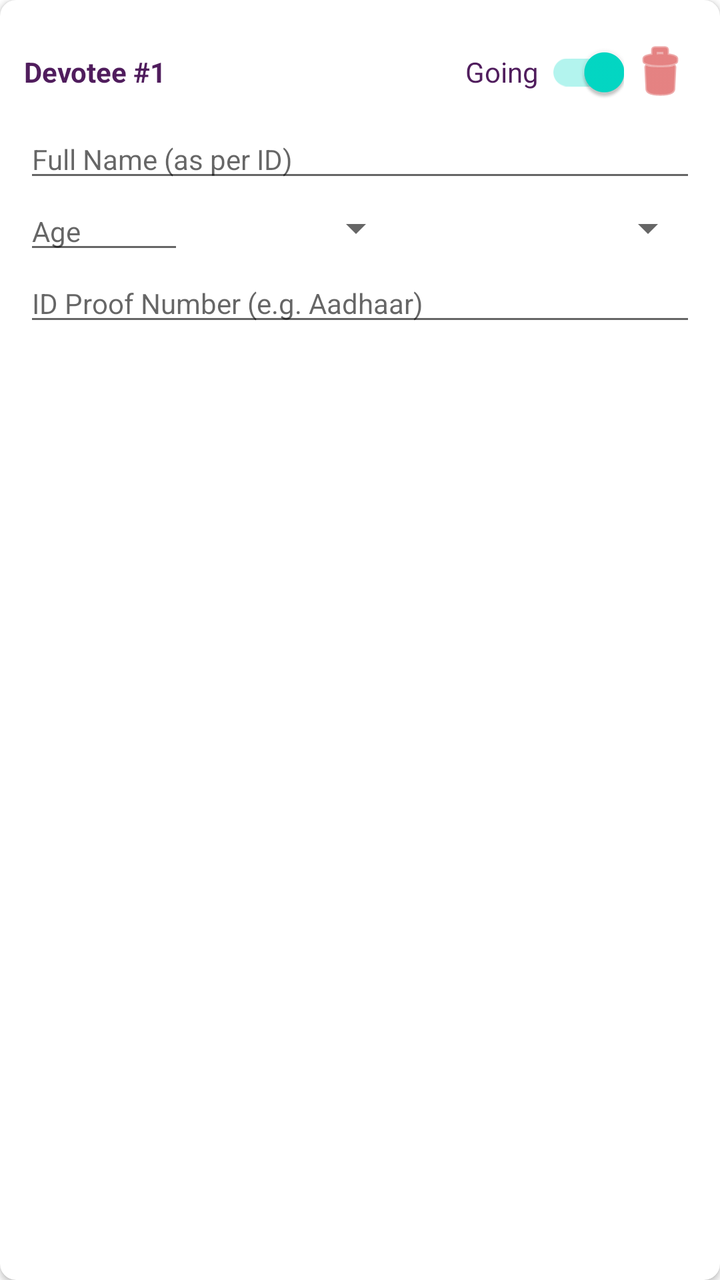
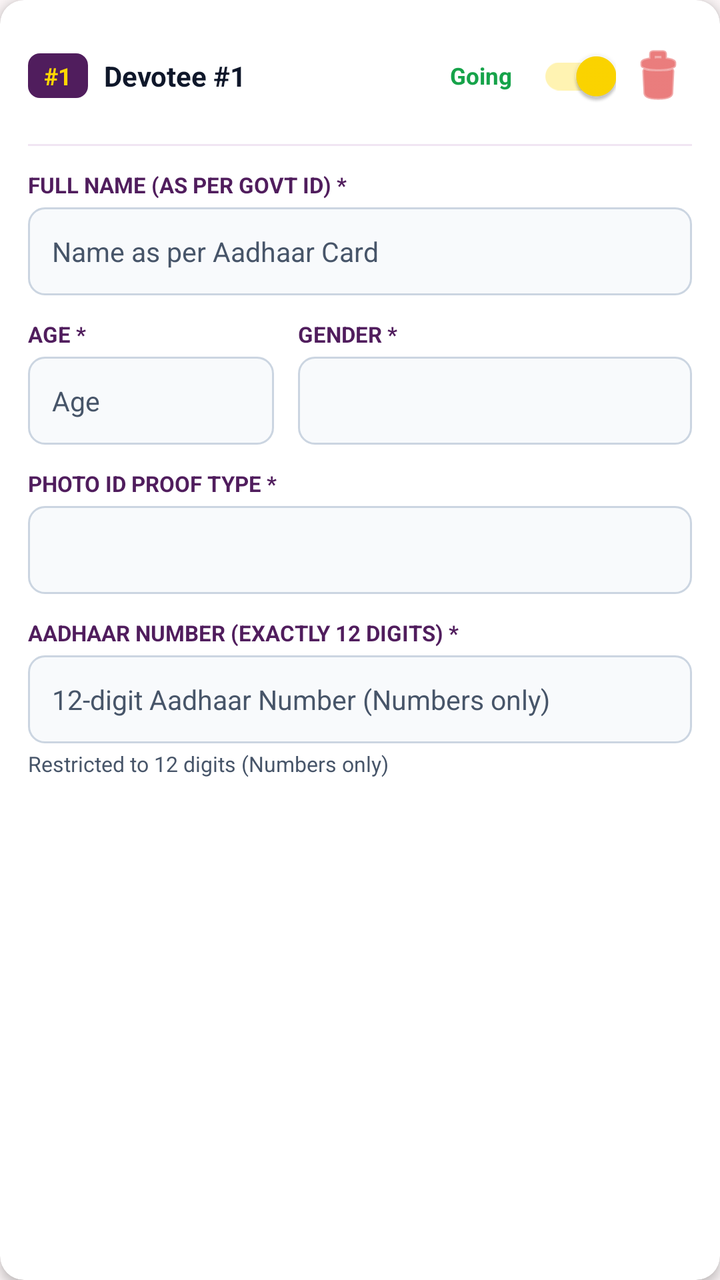

Screens rendered from an Android XML layout before and after an edit, with the pre-edit source and the edit as a unified diff.
<!-- AndroidManifest.xml: application theme Theme.TTDFastFill -->
<!-- res/layout/item_devotee_card.xml -->
<?xml version="1.0" encoding="utf-8"?>
<androidx.cardview.widget.CardView xmlns:android="http://schemas.android.com/apk/res/android"
    xmlns:app="http://schemas.android.com/apk/res-auto"
    android:layout_width="match_parent"
    android:layout_height="wrap_content"
    android:layout_marginBottom="12dp"
    app:cardCornerRadius="8dp"
    app:cardElevation="2dp">

    <LinearLayout
        android:layout_width="match_parent"
        android:layout_height="wrap_content"
        android:orientation="vertical"
        android:padding="12dp">

        <LinearLayout
            android:layout_width="match_parent"
            android:layout_height="wrap_content"
            android:gravity="center_vertical"
            android:orientation="horizontal">

            <TextView
                android:id="@+id/tv_devotee_title"
                android:layout_width="0dp"
                android:layout_height="wrap_content"
                android:layout_weight="1"
                android:text="Devotee #1"
                android:textColor="@color/purple_ttd"
                android:textSize="14sp"
                android:textStyle="bold" />

            <androidx.appcompat.widget.SwitchCompat
                android:id="@+id/switch_going"
                android:layout_width="wrap_content"
                android:layout_height="wrap_content"
                android:checked="true"
                android:text="Going "
                android:textColor="@color/purple_ttd" />

            <ImageButton
                android:id="@+id/btn_delete"
                android:layout_width="36dp"
                android:layout_height="36dp"
                android:background="?attr/selectableItemBackgroundBorderless"
                android:contentDescription="Remove"
                android:src="@android:drawable/ic_menu_delete"
                app:tint="#D32F2F" />
        </LinearLayout>

        <EditText
            android:id="@+id/et_name"
            android:layout_width="match_parent"
            android:layout_height="wrap_content"
            android:hint="Full Name (as per ID)"
            android:inputType="textCapCharacters"
            android:textSize="14sp" />

        <LinearLayout
            android:layout_width="match_parent"
            android:layout_height="wrap_content"
            android:orientation="horizontal">

            <EditText
                android:id="@+id/et_age"
                android:layout_width="80dp"
                android:layout_height="wrap_content"
                android:hint="Age"
                android:inputType="number"
                android:maxLength="3"
                android:textSize="14sp" />

            <Spinner
                android:id="@+id/sp_gender"
                android:layout_width="110dp"
                android:layout_height="wrap_content"
                android:layout_gravity="center_vertical" />

            <Spinner
                android:id="@+id/sp_id_type"
                android:layout_width="0dp"
                android:layout_height="wrap_content"
                android:layout_gravity="center_vertical"
                android:layout_weight="1" />
        </LinearLayout>

        <EditText
            android:id="@+id/et_id_number"
            android:layout_width="match_parent"
            android:layout_height="wrap_content"
            android:hint="ID Proof Number (e.g. Aadhaar)"
            android:inputType="textCapCharacters"
            android:textSize="14sp" />
    </LinearLayout>
</androidx.cardview.widget.CardView>
<!-- resources referenced by this layout -->
<resources>
  <color name="purple_ttd">#501D5D</color>
  <style name="Theme.TTDFastFill" parent="Theme.MaterialComponents.DayNight.NoActionBar">
          <item name="colorPrimary">@color/purple_ttd</item>
          <item name="colorPrimaryVariant">@color/purple_dark</item>
          <item name="colorOnPrimary">@color/white</item>
          <item name="android:statusBarColor">@color/purple_ttd</item>
          <item name="android:navigationBarColor">@color/purple_ttd</item>
      </style>
  <color name="purple_dark">#3C1247</color>
  <color name="white">#FFFFFFFF</color>
</resources>

<!-- the commit's change to res/layout/item_devotee_card.xml (unified diff, before → after) -->
@@ -3,92 +3,222 @@
     xmlns:app="http://schemas.android.com/apk/res-auto"
     android:layout_width="match_parent"
     android:layout_height="wrap_content"
-    android:layout_marginBottom="12dp"
-    app:cardCornerRadius="8dp"
-    app:cardElevation="2dp">
+    android:layout_marginBottom="14dp"
+    app:cardBackgroundColor="@color/card_bg"
+    app:cardCornerRadius="12dp"
+    app:cardElevation="3dp"
+    app:strokeColor="@color/card_border"
+    app:strokeWidth="1.5dp">
 
     <LinearLayout
         android:layout_width="match_parent"
         android:layout_height="wrap_content"
         android:orientation="vertical"
-        android:padding="12dp">
-
+        android:padding="14dp">
+
+        
         <LinearLayout
             android:layout_width="match_parent"
             android:layout_height="wrap_content"
             android:gravity="center_vertical"
-            android:orientation="horizontal">
+            android:orientation="horizontal"
+            android:paddingBottom="10dp">
+
+            <TextView
+                android:id="@+id/tv_devotee_badge"
+                android:layout_width="wrap_content"
+                android:layout_height="wrap_content"
+                android:background="@drawable/bg_badge_devotee"
+                android:paddingHorizontal="8dp"
+                android:paddingVertical="3dp"
+                android:text="#1"
+                android:textColor="@color/gold"
+                android:textSize="12sp"
+                android:textStyle="bold" />
 
             <TextView
                 android:id="@+id/tv_devotee_title"
                 android:layout_width="0dp"
                 android:layout_height="wrap_content"
+                android:layout_marginStart="8dp"
+                android:layout_marginEnd="6dp"
                 android:layout_weight="1"
+                android:ellipsize="end"
+                android:maxLines="1"
                 android:text="Devotee #1"
-                android:textColor="@color/purple_ttd"
+                android:textColor="@color/text_primary"
                 android:textSize="14sp"
+                android:textStyle="bold" />
+
+            <TextView
+                android:id="@+id/tv_going_status"
+                android:layout_width="wrap_content"
+                android:layout_height="wrap_content"
+                android:layout_marginEnd="4dp"
+                android:text="Going"
+                android:textColor="@color/green_travel"
+                android:textSize="11.5sp"
                 android:textStyle="bold" />
 
             <androidx.appcompat.widget.SwitchCompat
                 android:id="@+id/switch_going"
                 android:layout_width="wrap_content"
                 android:layout_height="wrap_content"
-                android:checked="true"
-                android:text="Going "
-                android:textColor="@color/purple_ttd" />
+                android:checked="true" />
 
             <ImageButton
                 android:id="@+id/btn_delete"
-                android:layout_width="36dp"
-                android:layout_height="36dp"
+                android:layout_width="34dp"
+                android:layout_height="34dp"
+                android:layout_marginStart="4dp"
                 android:background="?attr/selectableItemBackgroundBorderless"
-                android:contentDescription="Remove"
+                android:contentDescription="Remove Devotee"
                 android:src="@android:drawable/ic_menu_delete"
-                app:tint="#D32F2F" />
+                app:tint="@color/red_danger" />
         </LinearLayout>
+
+        
+        <View
+            android:layout_width="match_parent"
+            android:layout_height="1dp"
+            android:layout_marginBottom="12dp"
+            android:background="#F1E5F3" />
+
+        
+        <TextView
+            android:layout_width="match_parent"
+            android:layout_height="wrap_content"
+            android:layout_marginBottom="4dp"
+            android:text="FULL NAME (AS PER GOVT ID) *"
+            android:textColor="@color/purple_ttd"
+            android:textSize="11sp"
+            android:textStyle="bold" />
 
         <EditText
             android:id="@+id/et_name"
             android:layout_width="match_parent"
-            android:layout_height="wrap_content"
-            android:hint="Full Name (as per ID)"
+            android:layout_height="44dp"
+            android:layout_marginBottom="12dp"
+            android:background="@drawable/bg_input_rounded"
+            android:hint="Name as per Aadhaar Card"
             android:inputType="textCapCharacters"
-            android:textSize="14sp" />
-
+            android:paddingHorizontal="12dp"
+            android:textColor="@color/text_primary"
+            android:textColorHint="@color/text_secondary"
+            android:textSize="13.5sp" />
+
+        
         <LinearLayout
             android:layout_width="match_parent"
             android:layout_height="wrap_content"
+            android:layout_marginBottom="12dp"
             android:orientation="horizontal">
 
-            <EditText
-                android:id="@+id/et_age"
-                android:layout_width="80dp"
-                android:layout_height="wrap_content"
-                android:hint="Age"
-                android:inputType="number"
-                android:maxLength="3"
-                android:textSize="14sp" />
-
-            <Spinner
-                android:id="@+id/sp_gender"
-                android:layout_width="110dp"
-                android:layout_height="wrap_content"
-                android:layout_gravity="center_vertical" />
-
-            <Spinner
-                android:id="@+id/sp_id_type"
+            <LinearLayout
                 android:layout_width="0dp"
                 android:layout_height="wrap_content"
-                android:layout_gravity="center_vertical"
-                android:layout_weight="1" />
+                android:layout_marginEnd="8dp"
+                android:layout_weight="1"
+                android:orientation="vertical">
+
+                <TextView
+                    android:layout_width="match_parent"
+                    android:layout_height="wrap_content"
+                    android:layout_marginBottom="4dp"
+                    android:text="AGE *"
+                    android:textColor="@color/purple_ttd"
+                    android:textSize="11sp"
+                    android:textStyle="bold" />
+
+                <EditText
+                    android:id="@+id/et_age"
+                    android:layout_width="match_parent"
+                    android:layout_height="44dp"
+                    android:background="@drawable/bg_input_rounded"
+                    android:hint="Age"
+                    android:inputType="number"
+                    android:maxLength="3"
+                    android:paddingHorizontal="12dp"
+                    android:textColor="@color/text_primary"
+                    android:textColorHint="@color/text_secondary"
+                    android:textSize="13.5sp" />
+            </LinearLayout>
+
+            <LinearLayout
+                android:layout_width="0dp"
+                android:layout_height="wrap_content"
+                android:layout_marginStart="4dp"
+                android:layout_weight="1.6"
+                android:orientation="vertical">
+
+                <TextView
+                    android:layout_width="match_parent"
+                    android:layout_height="wrap_content"
+                    android:layout_marginBottom="4dp"
+                    android:text="GENDER *"
+                    android:textColor="@color/purple_ttd"
+                    android:textSize="11sp"
+                    android:textStyle="bold" />
+
+                <Spinner
+                    android:id="@+id/sp_gender"
+                    android:layout_width="match_parent"
+                    android:layout_height="44dp"
+                    android:background="@drawable/bg_input_rounded"
+                    android:paddingHorizontal="8dp" />
+            </LinearLayout>
         </LinearLayout>
+
+        
+        <TextView
+            android:layout_width="match_parent"
+            android:layout_height="wrap_content"
+            android:layout_marginBottom="4dp"
+            android:text="PHOTO ID PROOF TYPE *"
+            android:textColor="@color/purple_ttd"
+            android:textSize="11sp"
+            android:textStyle="bold" />
+
+        <Spinner
+            android:id="@+id/sp_id_type"
+            android:layout_width="match_parent"
+            android:layout_height="44dp"
+            android:layout_marginBottom="12dp"
+            android:background="@drawable/bg_input_rounded"
+            android:paddingHorizontal="8dp" />
+
+        
+        <TextView
+            android:id="@+id/tv_id_number_label"
+            android:layout_width="match_parent"
+            android:layout_height="wrap_content"
+            android:layout_marginBottom="4dp"
+            android:text="AADHAAR NUMBER (EXACTLY 12 DIGITS) *"
+            android:textColor="@color/purple_ttd"
+            android:textSize="11sp"
+            android:textStyle="bold" />
 
         <EditText
             android:id="@+id/et_id_number"
             android:layout_width="match_parent"
-            android:layout_height="wrap_content"
-            android:hint="ID Proof Number (e.g. Aadhaar)"
-            android:inputType="textCapCharacters"
-            android:textSize="14sp" />
+            android:layout_height="44dp"
+            android:background="@drawable/bg_input_rounded"
+            android:hint="12-digit Aadhaar Number (Numbers only)"
+            android:inputType="number"
+            android:maxLength="12"
+            android:paddingHorizontal="12dp"
+            android:textColor="@color/text_primary"
+            android:textColorHint="@color/text_secondary"
+            android:textSize="13.5sp" />
+
+        <TextView
+            android:id="@+id/tv_id_helper"
+            android:layout_width="match_parent"
+            android:layout_height="wrap_content"
+            android:layout_marginTop="3dp"
+            android:text="Restricted to 12 digits (Numbers only)"
+            android:textColor="@color/text_secondary"
+            android:textSize="10.5sp" />
+
     </LinearLayout>
 </androidx.cardview.widget.CardView>
<!-- resource entries referenced after the edit -->
@@ -1,14 +1,50 @@
 <!-- resources referenced by this layout -->
 <resources>
+  <color name="card_bg">#FFFFFFFF</color>
+  <color name="card_border">#E2D5E5</color>
+  <color name="gold">#FFD700</color>
+  <color name="green_travel">#16A34A</color>
   <color name="purple_ttd">#501D5D</color>
-  <style name="Theme.TTDFastFill" parent="Theme.MaterialComponents.DayNight.NoActionBar">
+  <color name="red_danger">#DC2626</color>
+  <color name="text_primary">#0F172A</color>
+  <color name="text_secondary">#475569</color>
+  <!-- drawable bg_badge_devotee (drawable) -->
+  <?xml version="1.0" encoding="utf-8"?>
+  <shape xmlns:android="http://schemas.android.com/apk/res/android"
+      android:shape="rectangle">
+      <solid android:color="@color/purple_ttd" />
+      <corners android:radius="6dp" />
+  </shape>
+  <!-- drawable bg_input_rounded (drawable) -->
+  <?xml version="1.0" encoding="utf-8"?>
+  <shape xmlns:android="http://schemas.android.com/apk/res/android"
+      android:shape="rectangle">
+      <solid android:color="@color/input_bg" />
+      <stroke android:width="1dp" android:color="@color/input_border" />
+      <corners android:radius="8dp" />
+  </shape>
+  <style name="Theme.TTDFastFill" parent="Theme.MaterialComponents.Light.NoActionBar">
           <item name="colorPrimary">@color/purple_ttd</item>
           <item name="colorPrimaryVariant">@color/purple_dark</item>
           <item name="colorOnPrimary">@color/white</item>
+          <item name="colorSecondary">@color/gold</item>
           <item name="android:statusBarColor">@color/purple_ttd</item>
           <item name="android:navigationBarColor">@color/purple_ttd</item>
+          <item name="android:windowBackground">@color/background_light</item>
+          <item name="alertDialogTheme">@style/Theme.TTDFastFill.Dialog</item>
       </style>
+  <color name="input_bg">#F8FAFC</color>
+  <color name="input_border">#CBD5E1</color>
   <color name="purple_dark">#3C1247</color>
   <color name="white">#FFFFFFFF</color>
+  <color name="background_light">#FAF4F5</color>
+  <style name="Theme.TTDFastFill.Dialog" parent="Theme.MaterialComponents.Light.Dialog.Alert">
+          <item name="colorPrimary">@color/purple_ttd</item>
+          <item name="colorSecondary">@color/gold</item>
+          <item name="colorSurface">@color/white</item>
+          <item name="android:colorBackground">@color/white</item>
+          <item name="android:textColorPrimary">@color/text_primary</item>
+          <item name="android:textColorSecondary">@color/text_secondary</item>
+      </style>
 </resources>
 
